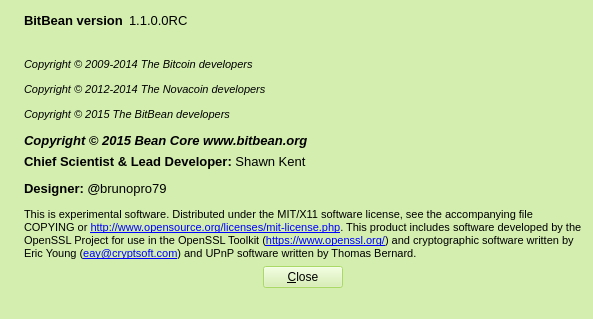
First picture: the form in src/qt/forms/aboutdialog.ui, repository nokat/bitbean, before the edit.
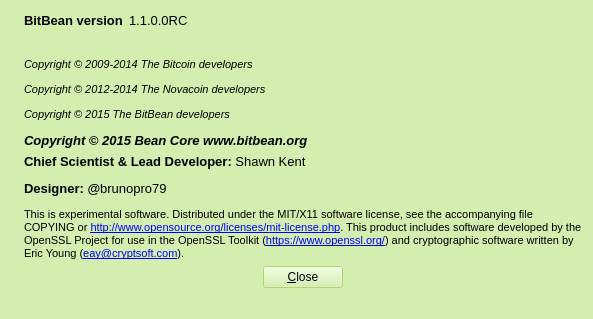
Second picture: the form after the edit. Icons and pictures are not drawn.

The edit to the form file:
```diff
--- a/src/qt/forms/aboutdialog.ui
+++ b/src/qt/forms/aboutdialog.ui
@@ -288,7 +288,7 @@
       <cursorShape>IBeamCursor</cursorShape>
      </property>
      <property name="text">
-      <string>&lt;html&gt;&lt;head/&gt;&lt;body&gt;&lt;p&gt;&lt;span style=&quot; font-weight:600;&quot;&gt;Chief Scientist &amp;amp; Lead Developer: &lt;/span&gt;Shawn Kent&lt;/p&gt;&lt;p&gt;&lt;span style=&quot; font-weight:600;&quot;&gt;Designer: @&lt;/span&gt;brunopro79&lt;/p&gt;&lt;p&gt;&lt;span style=&quot; font-size:8pt;&quot;&gt;This is experimental software. Distributed under the MIT/X11 software license, see the accompanying file COPYING or &lt;/span&gt;&lt;a href=&quot;http://www.opensource.org/licenses/mit-license.php&quot;&gt;&lt;span style=&quot; font-size:8pt; text-decoration: underline; color:#0000ff;&quot;&gt;http://www.opensource.org/licenses/mit-license.php&lt;/span&gt;&lt;/a&gt;&lt;span style=&quot; font-size:8pt;&quot;&gt;. This product includes software developed by the OpenSSL Project for use in the OpenSSL Toolkit (&lt;/span&gt;&lt;a href=&quot;https://www.openssl.org/&quot;&gt;&lt;span style=&quot; font-size:8pt; text-decoration: underline; color:#0000ff;&quot;&gt;https://www.openssl.org/&lt;/span&gt;&lt;/a&gt;&lt;span style=&quot; font-size:8pt;&quot;&gt;) and cryptographic software written by Eric Young (&lt;/span&gt;&lt;a href=&quot;mailto:eay@cryptsoft.com&quot;&gt;&lt;span style=&quot; font-size:8pt; text-decoration: underline; color:#0000ff;&quot;&gt;eay@cryptsoft.com&lt;/span&gt;&lt;/a&gt;&lt;span style=&quot; font-size:8pt;&quot;&gt;) and UPnP software written by Thomas Bernard.&lt;/span&gt;&lt;/p&gt;&lt;/body&gt;&lt;/html&gt;</string>
+      <string>&lt;html&gt;&lt;head/&gt;&lt;body&gt;&lt;p&gt;&lt;span style=&quot; font-weight:600;&quot;&gt;Chief Scientist &amp;amp; Lead Developer: &lt;/span&gt;Shawn Kent&lt;/p&gt;&lt;p&gt;&lt;span style=&quot; font-weight:600;&quot;&gt;Designer: @&lt;/span&gt;brunopro79&lt;/p&gt;&lt;p&gt;&lt;span style=&quot; font-size:8pt;&quot;&gt;This is experimental software. Distributed under the MIT/X11 software license, see the accompanying file COPYING or &lt;/span&gt;&lt;a href=&quot;http://www.opensource.org/licenses/mit-license.php&quot;&gt;&lt;span style=&quot; font-size:8pt; text-decoration: underline; color:#0000ff;&quot;&gt;http://www.opensource.org/licenses/mit-license.php&lt;/span&gt;&lt;/a&gt;&lt;span style=&quot; font-size:8pt;&quot;&gt;. This product includes software developed by the OpenSSL Project for use in the OpenSSL Toolkit (&lt;/span&gt;&lt;a href=&quot;https://www.openssl.org/&quot;&gt;&lt;span style=&quot; font-size:8pt; text-decoration: underline; color:#0000ff;&quot;&gt;https://www.openssl.org/&lt;/span&gt;&lt;/a&gt;&lt;span style=&quot; font-size:8pt;&quot;&gt;) and cryptographic software written by Eric Young (&lt;/span&gt;&lt;a href=&quot;mailto:eay@cryptsoft.com&quot;&gt;&lt;span style=&quot; font-size:8pt; text-decoration: underline; color:#0000ff;&quot;&gt;eay@cryptsoft.com&lt;/span&gt;&lt;/a&gt;&lt;span style=&quot; font-size:8pt;&quot;&gt;).&lt;/span&gt;&lt;/p&gt;&lt;/body&gt;&lt;/html&gt;</string>
      </property>
      <property name="textFormat">
       <enum>Qt::RichText</enum>
```
